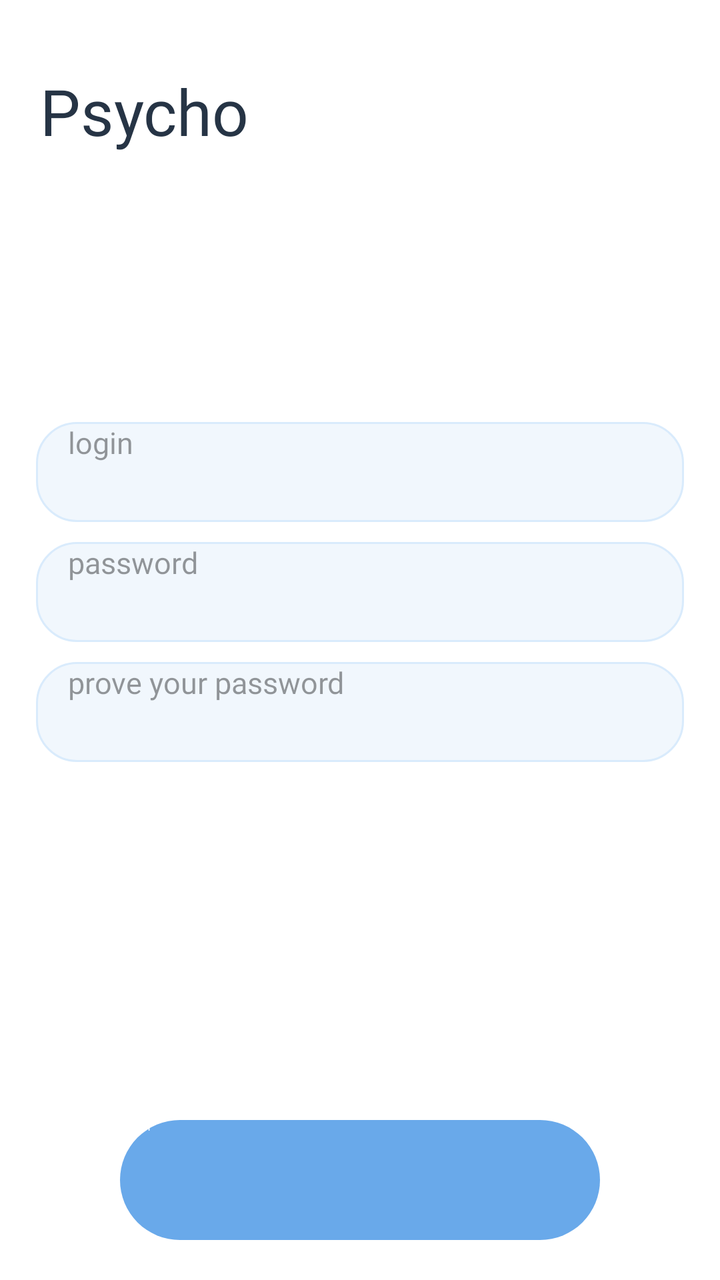
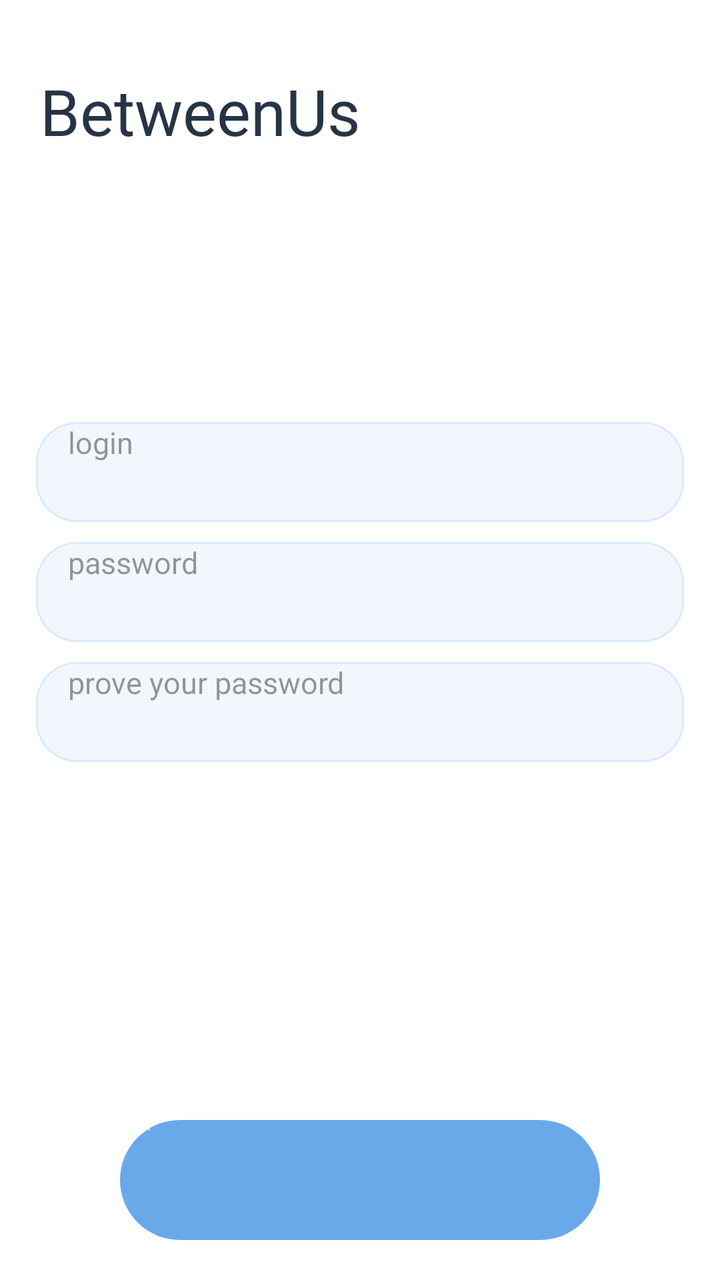

Screens rendered from an Android XML layout before and after an edit, with the pre-edit source and the edit as a unified diff.
<!-- AndroidManifest.xml: application theme Theme.App.Starting -->
<!-- res/layout/registration_activity.xml -->
<?xml version="1.0" encoding="utf-8"?>
<FrameLayout xmlns:android="http://schemas.android.com/apk/res/android"
    android:orientation="vertical"
    android:layout_width="match_parent"
    android:layout_height="match_parent">
    <TextView
        android:id="@+id/icon"
        android:layout_width="wrap_content"
        android:layout_height="wrap_content"
        android:textColor="#263445"
        android:fontFamily="@font/coolvetica"
        android:text="Psycho"
        android:textSize="32sp"
        android:layout_marginStart="20dp"
        android:layout_marginTop="34dp"/>
    <LinearLayout
        android:layout_marginBottom="24dp"
        android:layout_gravity="center"
        android:layout_width="match_parent"
        android:layout_height="wrap_content"
        android:orientation="vertical">
    <EditText
        android:textSize="15dp"
        android:fontFamily="@font/geistmedium"
        android:textCursorDrawable="@color/black"
        android:hint="@string/login"
        android:textColor="@color/black"
        android:textColorHint="@color/black40"
        android:paddingLeft="16dp"
        android:id="@+id/login_space"
        android:layout_height="50dp"
        android:layout_width="match_parent"
        android:layout_marginLeft="18dp"
        android:layout_marginRight="18dp"
        android:background="@drawable/round_block"/>
    <EditText
        android:textSize="15dp"
        android:inputType="textPassword"
        android:fontFamily="@font/geistmedium"
        android:textCursorDrawable="@color/black"
        android:hint="@string/password"
        android:textColor="@color/black"
        android:textColorHint="@color/black40"
        android:paddingLeft="16dp"
        android:layout_marginTop="10dp"
        android:id="@+id/password_space"
        android:layout_height="50dp"
        android:layout_width="match_parent"
        android:layout_marginLeft="18dp"
        android:layout_marginRight="18dp"
        android:background="@drawable/round_block"/>
    <EditText
        android:textSize="15dp"
        android:inputType="textPassword"
        android:fontFamily="@font/geistmedium"
        android:textCursorDrawable="@color/black"
        android:hint="@string/accept_password"
        android:textColor="@color/black"
        android:textColorHint="@color/black40"
        android:paddingLeft="16dp"
        android:layout_marginTop="10dp"
        android:id="@+id/accept_password_space"
        android:layout_height="50dp"
        android:layout_width="match_parent"
        android:layout_marginLeft="18dp"
        android:layout_marginRight="18dp"
        android:background="@drawable/round_block"/>
    </LinearLayout>
    <Button
        android:stateListAnimator="@null"
        android:elevation="0dp"
        android:layout_marginBottom="20dp"
        android:layout_gravity="bottom"
        android:textAllCaps="false"
        android:layout_width="match_parent"
        android:layout_marginRight="60dp"
        android:layout_marginLeft="60dp"
        android:layout_height="60dp"
        android:background="@drawable/blue2_round_button"
        android:text="@string/signed_in"
        android:id="@+id/reg_btn"
        android:textColor="@color/background_color"
        android:fontFamily="@font/geistmedium"/>
</FrameLayout>
<!-- resources referenced by this layout -->
<resources>
  <color name="background_color">#FFFFFF</color>
  <color name="black">#212121</color>
  <color name="black40">#66000000</color>
  <!-- drawable blue2_round_button (drawable) -->
  <?xml version="1.0" encoding="utf-8"?>
  <shape xmlns:android="http://schemas.android.com/apk/res/android">
      <solid android:color="#69A9EA"/>
      <corners android:radius="50dp"/>
  </shape>
  <!-- drawable round_block (drawable) -->
  <?xml version="1.0" encoding="utf-8"?>
  <shape xmlns:android="http://schemas.android.com/apk/res/android">
      <solid android:color="#F1F7FD"/>
      <corners android:radius="20dp"/>
      <stroke
          android:width="1dp"
          android:color="#D9EBFC"/>
  </shape>
  <string name="accept_password">prove your password</string>
  <string name="login">login</string>
  <string name="password">password</string>
  <string name="signed_in">Sign In</string>
  <style name="Theme.App.Starting" parent="Theme.SplashScreen">
          <item name="windowSplashScreenBackground">@color/background_color</item>
          <item name="windowSplashScreenAnimatedIcon">@drawable/icon_app_psycho_svg</item>
          <item name="postSplashScreenTheme">@style/Theme.PsychoApp</item>
      </style>
  <!-- drawable icon_app_psycho_svg: vector/xml drawable (drawable, 4124 chars, omitted) -->
  <style name="Theme.PsychoApp" parent="Theme.AppCompat.Light.NoActionBar">
          <item name="android:statusBarColor">@color/fullblack</item>
          <item name="android:navigationBarColor">@color/fullblack</item>
          <item name="windowActionBar">false</item>
          <item name="windowNoTitle">true</item>
          <item name="colorControlActivated">@color/background_color</item>
          <item name="colorControlNormal">@color/black40</item>
          <item name="android:windowBackground">@color/background_color</item>
      </style>
  <color name="fullblack">#0E0E0E</color>
</resources>

<!-- the commit's change to res/layout/registration_activity.xml (unified diff, before → after) -->
@@ -9,7 +9,7 @@
         android:layout_height="wrap_content"
         android:textColor="#263445"
         android:fontFamily="@font/coolvetica"
-        android:text="Psycho"
+        android:text="@string/psycho"
         android:textSize="32sp"
         android:layout_marginStart="20dp"
         android:layout_marginTop="34dp"/>
<!-- resource entries referenced after the edit -->
@@ -21,6 +21,7 @@
   <string name="accept_password">prove your password</string>
   <string name="login">login</string>
   <string name="password">password</string>
+  <string name="psycho">BetweenUs</string>
   <string name="signed_in">Sign In</string>
   <style name="Theme.App.Starting" parent="Theme.SplashScreen">
           <item name="windowSplashScreenBackground">@color/background_color</item>
